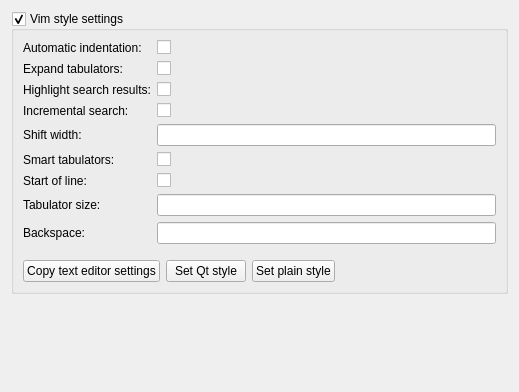
qt-creator/qt-creator, file src/plugins/fakevim/fakevimoptions.ui: the form before one commit.
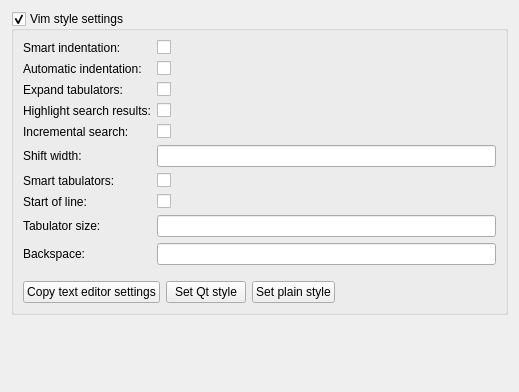
The form after the commit.

Commit message:
fakevim: creator auto indent is more like vim's smartindent
Merge-request: 98

Diff of the .ui file:
```diff
--- a/src/plugins/fakevim/fakevimoptions.ui
+++ b/src/plugins/fakevim/fakevimoptions.ui
@@ -22,7 +22,7 @@
      <layout class="QVBoxLayout" name="verticalLayout">
       <item>
        <layout class="QFormLayout" name="formLayout">
-        <item row="0" column="0">
+        <item row="1" column="0">
          <widget class="QLabel" name="labelAutoIndent">
           <property name="toolTip">
            <string>VIM's &quot;autoindent&quot; option</string>
@@ -32,14 +32,14 @@
           </property>
          </widget>
         </item>
-        <item row="0" column="1">
+        <item row="1" column="1">
          <widget class="QCheckBox" name="checkBoxAutoIndent">
           <property name="text">
            <string/>
           </property>
          </widget>
         </item>
-        <item row="1" column="0">
+        <item row="2" column="0">
          <widget class="QLabel" name="labelExpandTab">
           <property name="toolTip">
            <string>vim's &quot;expandtab&quot; option</string>
@@ -49,80 +49,80 @@
           </property>
          </widget>
         </item>
-        <item row="1" column="1">
+        <item row="2" column="1">
          <widget class="QCheckBox" name="checkBoxExpandTab">
           <property name="text">
            <string/>
           </property>
          </widget>
         </item>
-        <item row="2" column="0">
+        <item row="3" column="0">
          <widget class="QLabel" name="labelHlSearch">
           <property name="text">
            <string>Highlight search results:</string>
           </property>
          </widget>
         </item>
-        <item row="2" column="1">
+        <item row="3" column="1">
          <widget class="QCheckBox" name="checkBoxHlSearch">
           <property name="text">
            <string/>
           </property>
          </widget>
         </item>
-        <item row="3" column="0">
+        <item row="4" column="0">
          <widget class="QLabel" name="labelIncSearch">
           <property name="text">
            <string>Incremental search:</string>
           </property>
          </widget>
         </item>
-        <item row="3" column="1">
+        <item row="4" column="1">
          <widget class="QCheckBox" name="checkBoxIncSearch">
           <property name="text">
            <string/>
           </property>
          </widget>
         </item>
-        <item row="4" column="0">
+        <item row="5" column="0">
          <widget class="QLabel" name="labelShiftWidth">
           <property name="text">
            <string>Shift width:</string>
           </property>
          </widget>
         </item>
-        <item row="4" column="1">
+        <item row="5" column="1">
          <widget class="QLineEdit" name="lineEditShiftWidth"/>
         </item>
-        <item row="5" column="0">
+        <item row="6" column="0">
          <widget class="QLabel" name="labelSmartTab">
           <property name="text">
            <string>Smart tabulators:</string>
           </property>
          </widget>
         </item>
-        <item row="5" column="1">
+        <item row="6" column="1">
          <widget class="QCheckBox" name="checkBoxSmartTab">
           <property name="text">
            <string/>
           </property>
          </widget>
         </item>
-        <item row="6" column="0">
+        <item row="7" column="0">
          <widget class="QLabel" name="labelStartOfLine">
           <property name="text">
            <string>Start of line:</string>
           </property>
          </widget>
         </item>
-        <item row="6" column="1">
+        <item row="7" column="1">
          <widget class="QCheckBox" name="checkBoxStartOfLine">
           <property name="text">
            <string/>
           </property>
          </widget>
         </item>
-        <item row="7" column="0">
+        <item row="8" column="0">
          <widget class="QLabel" name="tabulatorLabel">
           <property name="toolTip">
            <string>vim's &quot;tabstop&quot; option</string>
@@ -132,19 +132,29 @@
           </property>
          </widget>
         </item>
-        <item row="7" column="1">
+        <item row="8" column="1">
          <widget class="QLineEdit" name="lineEditTabStop"/>
         </item>
-        <item row="8" column="0">
+        <item row="9" column="0">
          <widget class="QLabel" name="labelBackspace">
           <property name="text">
            <string>Backspace:</string>
           </property>
          </widget>
         </item>
-        <item row="8" column="1">
+        <item row="9" column="1">
          <widget class="QLineEdit" name="lineEditBackspace"/>
         </item>
+        <item row="0" column="0">
+         <widget class="QLabel" name="labelSmartIndent">
+          <property name="text">
+           <string>Smart indentation:</string>
+          </property>
+         </widget>
+        </item>
+        <item row="0" column="1">
+         <widget class="QCheckBox" name="checkBoxSmartIndent"/>
+        </item>
        </layout>
       </item>
       <item>
```
The commit also changes 3 other files.
